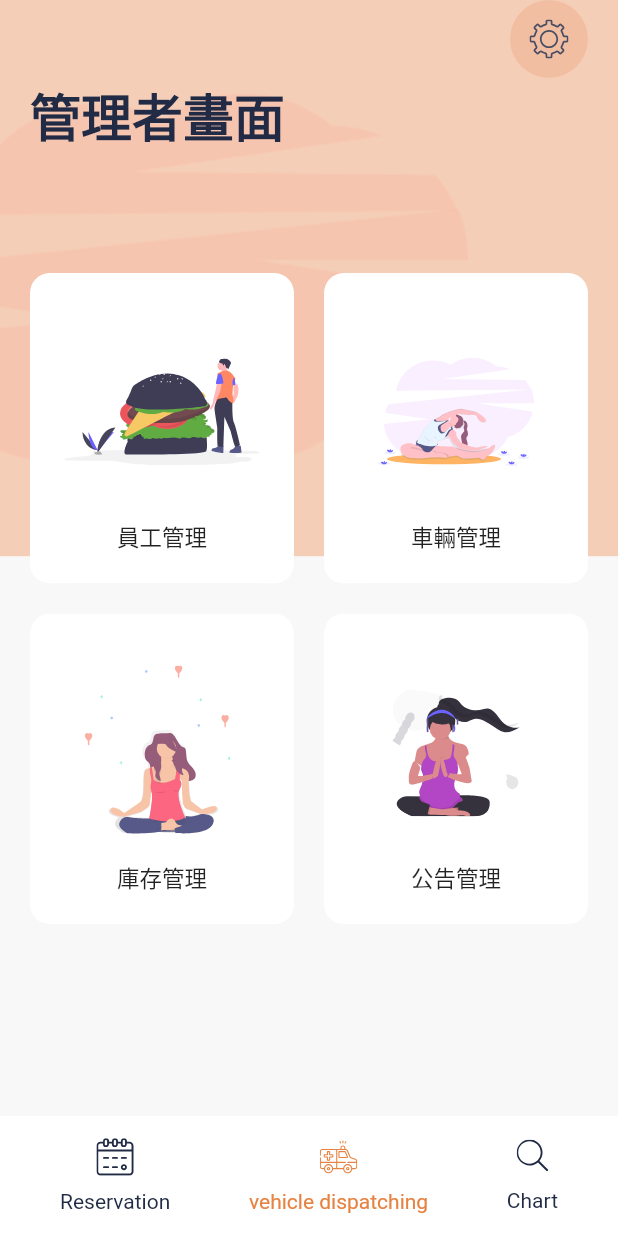
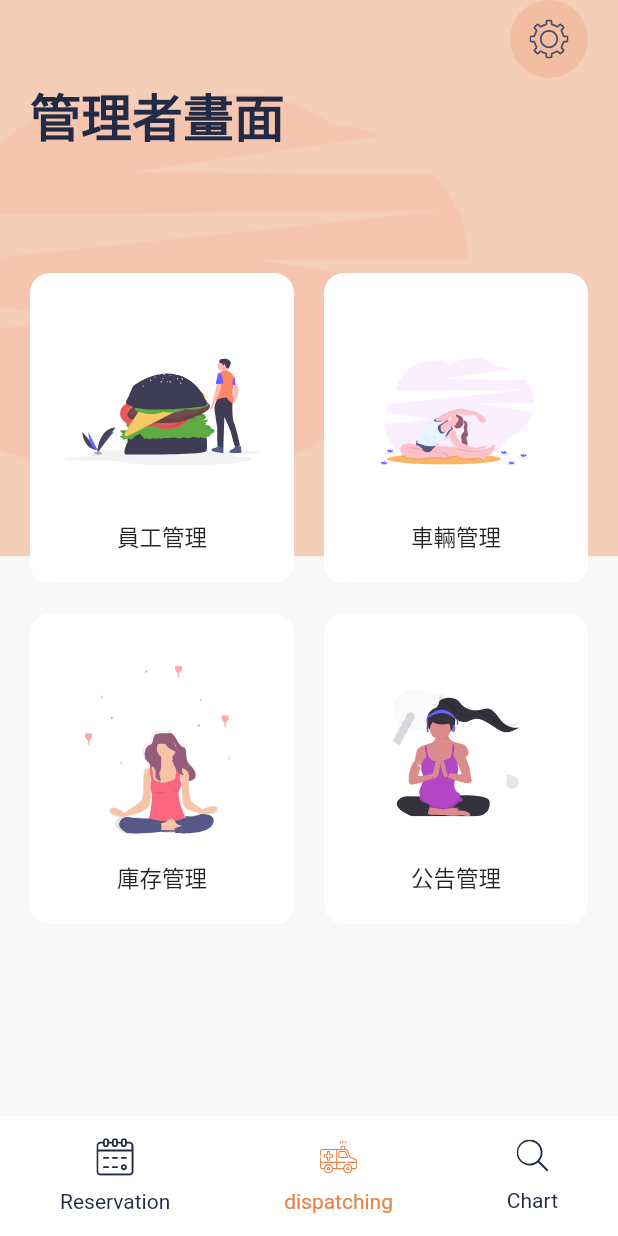
Before and after one commit to XieXinRu/Meditation-App-master, a Flutter app: the screen it shows after launch, on a phone screen of 412 x 824 dp. Run offline on Flutter 3.47's test engine with Material 2 defaults, Android fonts, the phone set to English and light mode, and no system bars; our stand-ins replace flutter_svg.

Commit message:
change name

```diff
--- a/lib/widgets/bottom_nav_bar.dart
+++ b/lib/widgets/bottom_nav_bar.dart
@@ -16,12 +16,23 @@ class BottomNavBar extends StatelessWidget {
       child: Row(
         mainAxisAlignment: MainAxisAlignment.spaceBetween,
         children: <Widget>[
+          // IconButton(
+          //   icon: Icon(Icons.menu),
+          //   tooltip: 'Navigation menu',
+          //   onPressed: null, // null disables the button
+          // ),
+          // // Expanded expands its child to fill the available space.
+          // IconButton(
+          //   icon: Icon(Icons.search),
+          //   tooltip: 'Search',
+          //   onPressed: null,
+          // ),
           BottomNavItem(
             title: "Reservation",
             svgScr: "assets/icons/calendar.svg",
           ),
           BottomNavItem(
-            title: "vehicle dispatching",
+            title: "dispatching",
             svgScr: "assets/icons/ambulance.svg",
             isActive: true,
           ),
```
